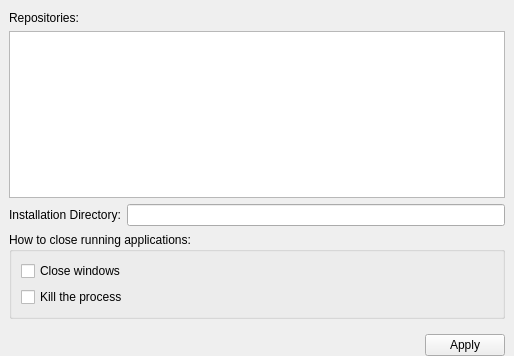
Before: the Qt Designer form wpmcpp/settingsframe.ui in npackd/npackd-cpp, drawn with Qt 5.
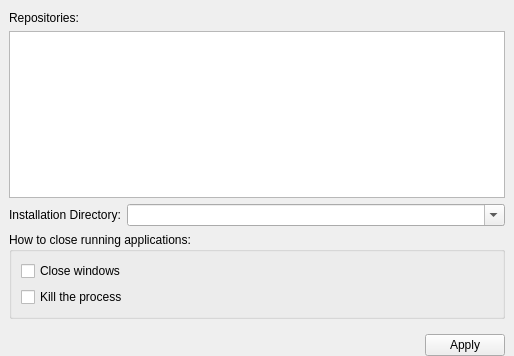
After: the same form once the commit is applied.

```diff
--- a/wpmcpp/settingsframe.ui
+++ b/wpmcpp/settingsframe.ui
@@ -102,7 +102,7 @@
        </widget>
       </item>
       <item row="3" column="1">
-       <widget class="QLineEdit" name="lineEditDir">
+       <widget class="QComboBox" name="comboBoxDir">
         <property name="toolTip">
          <string>&lt;!DOCTYPE HTML PUBLIC &quot;-//W3C//DTD HTML 4.0//EN&quot; &quot;http://www.w3.org/TR/REC-html40/strict.dtd&quot;&gt;
 &lt;html&gt;&lt;head&gt;&lt;meta name=&quot;qrichtext&quot; content=&quot;1&quot; /&gt;&lt;style type=&quot;text/css&quot;&gt;
@@ -114,6 +114,12 @@
 &lt;li style=&quot; font-size:8pt;&quot; style=&quot; margin-top:0px; margin-bottom:12px; margin-left:0px; margin-right:0px; -qt-block-indent:0; text-indent:0px;&quot;&gt;some packages require that the installation path does not contain spaces&lt;/li&gt;&lt;/ul&gt;
 &lt;p style=&quot; margin-top:0px; margin-bottom:12px; margin-left:0px; margin-right:0px; -qt-block-indent:0; text-indent:0px;&quot;&gt;&lt;span style=&quot; font-size:8pt;&quot;&gt;You can change the value at any time. This setting does not affect already installed packages.&lt;/span&gt;&lt;/p&gt;&lt;/body&gt;&lt;/html&gt;</string>
         </property>
+        <property name="editable">
+         <bool>true</bool>
+        </property>
+        <property name="frame">
+         <bool>true</bool>
+        </property>
        </widget>
       </item>
       <item row="4" column="0" colspan="2">
```
Left out of the diff: 4 changed lines with no effect on the pictures.
